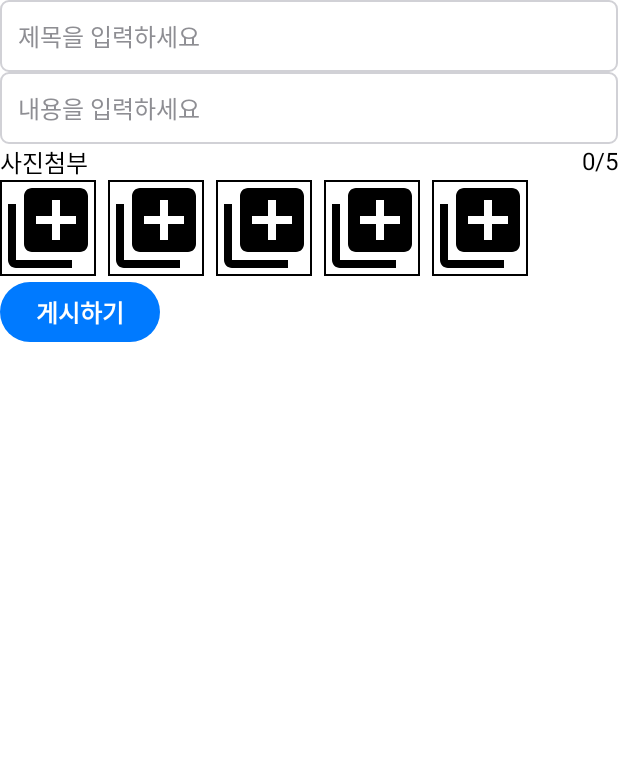
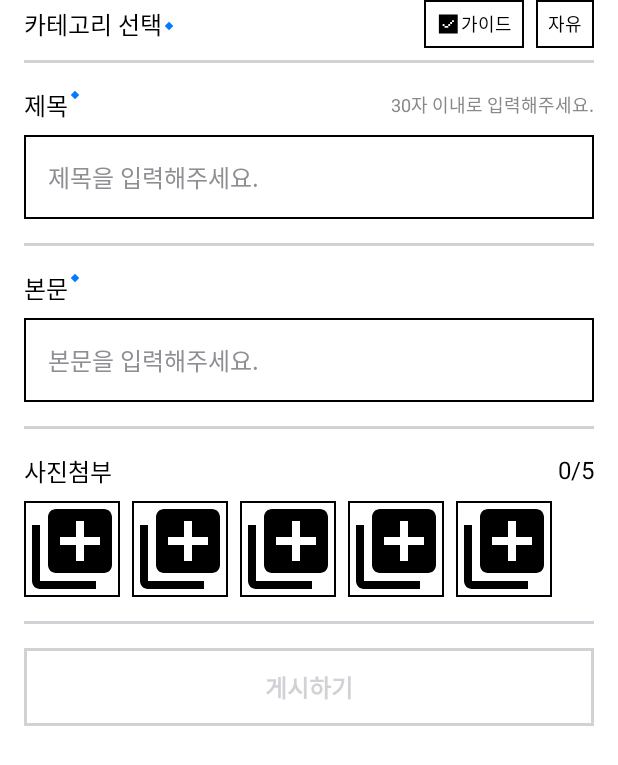
Before and after one commit to MapleBlock/maple-block-android, an Android app built with Jetpack Compose: the @Preview function WritePostScreenContentPreview, on a phone screen of 412 x 824 dp. Shown: the top 765 px of the screen. Run offline under Robolectric (Android 15) with nearby library versions, the phone set to English and light mode, and no system bars; libraries missing offline, so code that uses them is left out: org.orbitmvi.orbit; pictures from the network do not load.

Commit message:
feat: WritePostScreen 카테고리 추가, UI 수정

```diff
--- a/app/src/main/java/com/choius323/mapleblock/ui/component/TextField.kt
+++ b/app/src/main/java/com/choius323/mapleblock/ui/component/TextField.kt
@@ -12,13 +12,12 @@ import androidx.compose.material3.MaterialTheme
 import androidx.compose.material3.Text
 import androidx.compose.runtime.Composable
 import androidx.compose.ui.Modifier
+import androidx.compose.ui.graphics.RectangleShape
 import androidx.compose.ui.tooling.preview.Preview
 import androidx.compose.ui.unit.dp
 import com.choius323.mapleblock.ui.theme.Gray30
 import com.choius323.mapleblock.ui.theme.MBTheme
 
-
-// 5.2 입력 필드(Input) 컴포넌트 [cite: 14]
 @Composable
 fun MBTextField(
     value: String,
@@ -30,13 +29,12 @@ fun MBTextField(
 ) {
     Box(
         modifier = modifier
-            .fillMaxWidth()
             .border(
                 width = 1.dp,
-                color = MaterialTheme.colorScheme.outline, // border: 1px solid #D1D1D6 [cite: 14] -> MaterialTheme.colorScheme.outline
-                shape = MaterialTheme.shapes.small // border-radius: 6px [cite: 14] -> MaterialTheme.shapes.small (6.dp)
+                color = MaterialTheme.colorScheme.outline,
+                shape = RectangleShape,
             )
-            .padding(12.dp) // padding: 12px [cite: 14]
+            .padding(16.dp),
     ) {
         BasicTextField(
             value = value,
--- a/app/src/main/java/com/choius323/mapleblock/ui/screen/writepost/WritePostScreen.kt
+++ b/app/src/main/java/com/choius323/mapleblock/ui/screen/writepost/WritePostScreen.kt
@@ -2,6 +2,7 @@ package com.choius323.mapleblock.ui.screen.writepost
 
 import android.util.Log
 import android.widget.Toast
+import androidx.compose.foundation.background
 import androidx.compose.foundation.border
 import androidx.compose.foundation.clickable
 import androidx.compose.foundation.horizontalScroll
@@ -9,16 +10,22 @@ import androidx.compose.foundation.layout.Arrangement
 import androidx.compose.foundation.layout.Box
 import androidx.compose.foundation.layout.Column
 import androidx.compose.foundation.layout.Row
+import androidx.compose.foundation.layout.Spacer
 import androidx.compose.foundation.layout.fillMaxSize
 import androidx.compose.foundation.layout.fillMaxWidth
+import androidx.compose.foundation.layout.height
+import androidx.compose.foundation.layout.padding
 import androidx.compose.foundation.layout.size
 import androidx.compose.foundation.rememberScrollState
 import androidx.compose.material.icons.Icons
 import androidx.compose.material.icons.automirrored.filled.ArrowBack
 import androidx.compose.material.icons.filled.AddToPhotos
 import androidx.compose.material3.Button
+import androidx.compose.material3.ButtonDefaults
 import androidx.compose.material3.CircularProgressIndicator
+import androidx.compose.material3.HorizontalDivider
 import androidx.compose.material3.Icon
+import androidx.compose.material3.MaterialTheme
 import androidx.compose.material3.Surface
 import androidx.compose.runtime.Composable
 import androidx.compose.runtime.derivedStateOf
@@ -27,17 +34,22 @@ import androidx.compose.runtime.mutableStateOf
 import androidx.compose.runtime.remember
 import androidx.compose.ui.Alignment
 import androidx.compose.ui.Modifier
+import androidx.compose.ui.draw.rotate
 import androidx.compose.ui.graphics.Color
+import androidx.compose.ui.graphics.RectangleShape
 import androidx.compose.ui.platform.LocalContext
 import androidx.compose.ui.tooling.preview.Preview
 import androidx.compose.ui.unit.dp
+import androidx.compose.ui.unit.sp
 import androidx.core.net.toUri
 import coil3.compose.AsyncImage
 import com.choius323.mapleblock.ui.component.HandlePermissionActions
+import com.choius323.mapleblock.ui.component.MBChip
 import com.choius323.mapleblock.ui.component.MBText
 import com.choius323.mapleblock.ui.component.MBTextField
 import com.choius323.mapleblock.ui.component.ProvideAppBar
 import com.choius323.mapleblock.ui.component.getImagePicker
+import com.choius323.mapleblock.ui.theme.Gray70
 import com.choius323.mapleblock.ui.theme.MBTheme
 import com.choius323.mapleblock.util.readImagePermissions
 import com.google.accompanist.permissions.ExperimentalPermissionsApi
@@ -72,7 +84,7 @@ fun WritePostScreen(
             ).show()
 
             is WritePostSideEffect.ShowPermissionDialog -> showPermissionDialog.value = true
-            is WritePostSideEffect.GoBack -> onSuccessPost()
+            is WritePostSideEffect.GoBack -> goBack()
             is WritePostSideEffect.SelectImages -> {
                 if (permissionState.allPermissionsGranted) {
                     imagePicker()
@@ -121,30 +133,125 @@ private fun WritePostScreenContent(
     modifier: Modifier = Modifier,
     onEvent: (WritePostIntent) -> Unit,
 ) {
-    Column(modifier) {
-        MBTextField(
-            value = uiState.title,
-            onValueChange = { onEvent(WritePostIntent.OnTitleChange(uiState.title)) },
-            hint = "제목을 입력하세요",
-            singleLine = true,
+    Column(modifier.padding(horizontal = 16.dp)) {
+        CategorySection(
+            modifier = Modifier.fillMaxWidth(),
+            categoryList = listOf("가이드", "자유"),
+            selectedCategoryIndex = 0,
+            onCategoryClick = { }
         )
-        MBTextField(
-            value = uiState.content,
-            onValueChange = { onEvent(WritePostIntent.OnContentChange(uiState.content)) },
-            hint = "내용을 입력하세요",
+        HorizontalDivider(thickness = 2.dp, color = Gray70)
+        InputSection(
+            text = uiState.title,
+            onTextChange = { onEvent(WritePostIntent.OnTitleChange(it)) },
+            showInformation = true,
+            modifier = Modifier.fillMaxWidth(),
+            sectionType = "제목",
         )
-        ImageAttachment(
+        HorizontalDivider(thickness = 2.dp, color = Gray70)
+        InputSection(
+            text = uiState.content,
+            onTextChange = { onEvent(WritePostIntent.OnContentChange(it)) },
+            showInformation = false,
+            modifier = Modifier.fillMaxWidth(),
+            sectionType = "본문",
+        )
+        HorizontalDivider(thickness = 2.dp, color = Gray70)
+        ImageAttachmentRow(
             uiState.imageUrlStrList,
             onEvent = onEvent
         )
-        Button({ onEvent(WritePostIntent.OnWritePost) }) {
+        HorizontalDivider(thickness = 2.dp, color = Gray70)
+        Spacer(Modifier.height(16.dp))
+        Button(
+            onClick = { onEvent(WritePostIntent.OnWritePost) },
+            modifier = Modifier
+                .fillMaxWidth()
+                .height(52.dp)
+                .border(2.dp, Gray70),
+            shape = RectangleShape,
+            colors = ButtonDefaults.buttonColors(
+                containerColor = Color.Transparent,
+                contentColor = Gray70,
+            )
+        ) {
             MBText(text = "게시하기")
         }
     }
 }
 
 @Composable
-private fun ImageAttachment(
+fun CategorySection(
+    categoryList: List<String>,
+    selectedCategoryIndex: Int,
+    modifier: Modifier = Modifier,
+    onCategoryClick: (Int) -> Unit,
+) {
+    Row(
+        modifier
+            .fillMaxWidth()
+            .padding(bottom = 8.dp),
+        verticalAlignment = Alignment.CenterVertically
+    ) {
+        MBText(text = "카테고리 선택")
+        Box(
+            Modifier
+                .padding(top = 2.67.dp, start = 2.67.dp)
+                .size(4.dp)
+                .rotate(45f)
+                .background(MaterialTheme.colorScheme.primary)
+        )
+        Spacer(Modifier.weight(1f))
+        Row(horizontalArrangement = Arrangement.spacedBy(8.dp)) {
+            for ((index, category) in categoryList.withIndex()) {
+                MBChip(
+                    text = category,
+                    isSelected = selectedCategoryIndex == index,
+                    onClick = { onCategoryClick(index) }
+                )
+            }
+        }
+    }
+}
+
+@Composable
+private fun InputSection(
+    text: String,
+    showInformation: Boolean,
+    sectionType: String,
+    modifier: Modifier = Modifier,
+    onTextChange: (String) -> Unit,
+) {
+    Column(modifier.padding(vertical = 16.dp)) {
+        Row(
+            Modifier.fillMaxWidth()
+        ) {
+            MBText(text = sectionType)
+            Box(
+                Modifier
+                    .padding(top = 3.dp, start = 2.67.dp)
+                    .size(4.dp)
+                    .rotate(45f)
+                    .background(MaterialTheme.colorScheme.primary)
+            )
+            if (showInformation) {
+                Spacer(Modifier.weight(1f))
+                MBText(text = "30자 이내로 입력해주세요.", color = Color.Gray, fontSize = 12.sp)
+            }
+        }
+        Spacer(Modifier.height(8.dp))
+        MBTextField(
+            value = text,
+            onValueChange = { onTextChange(it) },
+            hint = "${sectionType}을 입력해주세요.",
+            singleLine = true,
+            modifier = Modifier.fillMaxWidth()
+        )
+    }
+}
+
+@Composable
+private fun ImageAttachmentRow(
     imageStrList: List<String>,
     modifier: Modifier = Modifier,
     onEvent: (WritePostIntent) -> Unit,
@@ -161,7 +268,7 @@ private fun ImageAttachment(
         }
     }
     Column(
-        modifier
+        modifier.padding(vertical = 16.dp)
     ) {
         Row(
             modifier = Modifier.fillMaxWidth(),
@@ -170,6 +277,7 @@ private fun ImageAttachment(
             MBText("사진첨부")
             MBText("${imageStrList.size}/${WritePostUiState.MAX_IMAGE_COUNT}")
         }
+        Spacer(Modifier.height(8.dp))
         Row(
             horizontalArrangement = Arrangement.spacedBy(8.dp),
             modifier = Modifier.horizontalScroll(scrollState)
--- a/app/src/main/java/com/choius323/mapleblock/ui/theme/Theme.kt
+++ b/app/src/main/java/com/choius323/mapleblock/ui/theme/Theme.kt
@@ -31,7 +31,7 @@ private val LightColorScheme = lightColorScheme(
     onSurface = Color.Black,
     error = ErrorRed, // 피드백 에러 색상
     onError = Color.White,
-    outline = Gray70, // 테두리/외곽선에 Neutral 70% 사용 (입력 필드 테두리 D1D1D6 과 일치)
+    outline = Color.Black, // 테두리/외곽선에 Neutral 70% 사용 (입력 필드 테두리 D1D1D6 과 일치)
 )
 
 private val DarkColorScheme = darkColorScheme(
@@ -53,7 +53,7 @@ private val DarkColorScheme = darkColorScheme(
     onSurface = Color.White,
     error = ErrorRed, //
     onError = Color.White,
-    outline = Gray30, // 다크 테마에서 외곽선을 위한 더 어두운 회색
+    outline = Color.Black, // 다크 테마에서 외곽선을 위한 더 어두운 회색
 )
 
 @Composable
```
